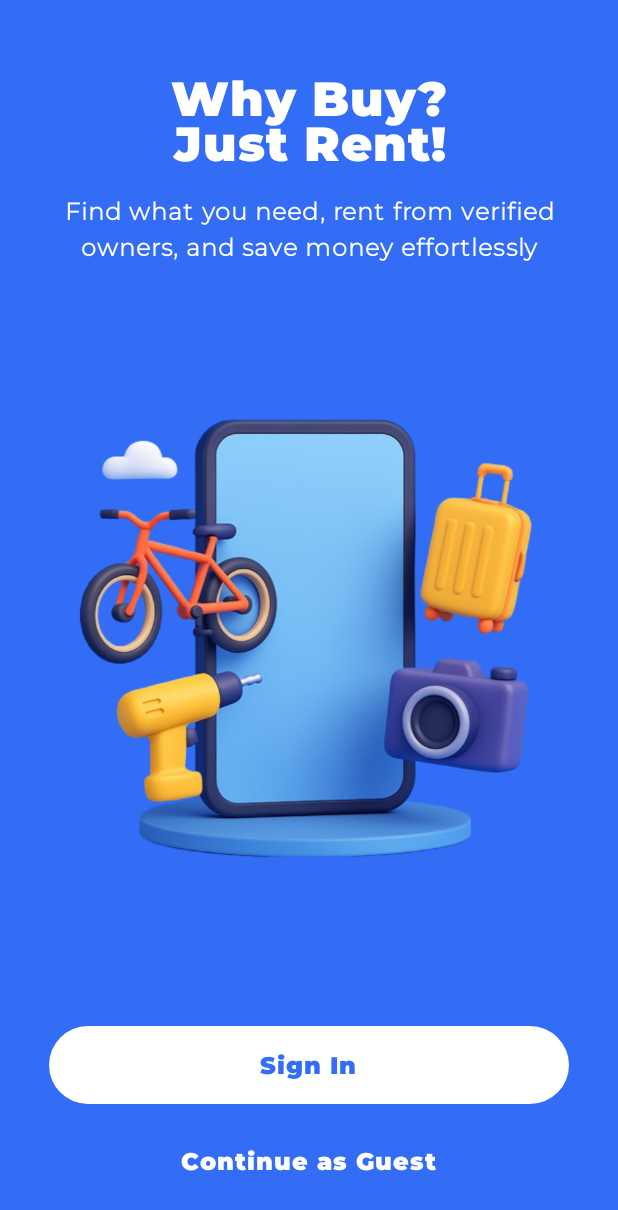
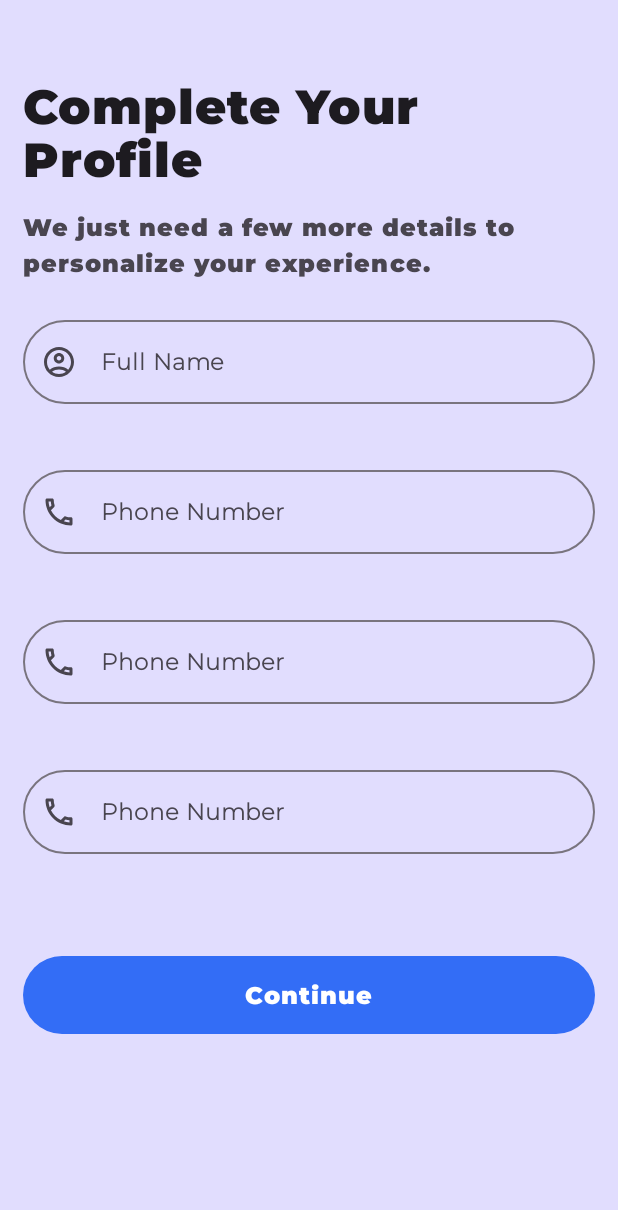
Before and after one commit to Souvick009/RentifyX, an Android app built with Jetpack Compose: the screen it shows after launch (MainActivity), after a tap on "Sign In", on a phone screen of 412 x 824 dp. Shown: the top 1210 px of the screen. Run offline under Robolectric (Android 15) with nearby library versions, the phone set to English and light mode, and no system bars; our stand-ins replace accompanist, constraintlayout-compose.

Commit message:
Made Some Changes in Home Screen, Added User Details Screen, Created Reusable Composable for Button and TextField to maintain Consistency.

```diff
--- a/app/src/main/java/com/example/rentifyx/navigation/NavController.kt
+++ b/app/src/main/java/com/example/rentifyx/navigation/NavController.kt
@@ -7,6 +7,7 @@ import androidx.navigation.compose.NavHost
 import androidx.navigation.compose.composable
 import androidx.navigation.compose.rememberNavController
 import com.example.rentifyx.screens.HomeScreen
+import com.example.rentifyx.screens.UserDetailsScreen
 import com.example.rentifyx.screens.WelcomeScreen
 
 @Composable
@@ -29,6 +30,9 @@ fun NavController() {
         composable(route = Routes.HomeScreen.route) {
             HomeScreen()
         }
+        composable(route = Routes.UserDetailsScreen.route) {
+            UserDetailsScreen()
+        }
 
     }
 }
--- a/app/src/main/java/com/example/rentifyx/navigation/Routes.kt
+++ b/app/src/main/java/com/example/rentifyx/navigation/Routes.kt
@@ -3,6 +3,7 @@ package com.example.rentifyx.navigation
 sealed class Routes(val route: String) {
     object WelcomeScreen : Routes("WelcomeScreen")
     object HomeScreen : Routes("HomeScreen")
+    object UserDetailsScreen : Routes("UserDetailsScreen")
 
     fun withArgs(vararg args: String): String {
         return buildString {
--- a/app/src/main/java/com/example/rentifyx/reusablecomposable/Screens.kt
+++ b/app/src/main/java/com/example/rentifyx/reusablecomposable/BaseScreen.kt
@@ -32,7 +32,7 @@ fun BaseScreen(
     navigationIcon: ImageVector? = null,
     navigationOnClick: (() -> Unit)? = null,
     isAppBarNeeded: Boolean,
-    backgroundColorForSurface: Color,
+    backgroundColorForSurface: Color? = null,
     dividerColor: Color?,
     content: @Composable (PaddingValues) -> Unit
 ) {
@@ -56,7 +56,7 @@ fun BaseScreen(
             modifier = modifier
                 .fillMaxSize()
                 .imePadding(),
-            containerColor = backgroundColorForSurface
+            containerColor = backgroundColorForSurface ?: MaterialTheme.colorScheme.background
         ) {
             content(it)
         }
@@ -79,7 +79,7 @@ fun CustomToolbar(
                 title = {
                     Text(
                         titleText,
-                        style = MaterialTheme.typography.bodySmall,
+                        style = MaterialTheme.typography.bodyLarge,
                         modifier = Modifier.wrapContentWidth(Alignment.Start)
                     )
                 },
--- /dev/null
+++ b/app/src/main/java/com/example/rentifyx/reusablecomposable/CustomButtons.kt
@@ -0,0 +1,67 @@
+package com.example.rentifyx.reusablecomposable
+
+import androidx.compose.foundation.BorderStroke
+import androidx.compose.foundation.layout.Spacer
+import androidx.compose.foundation.layout.fillMaxWidth
+import androidx.compose.foundation.layout.height
+import androidx.compose.foundation.layout.width
+import androidx.compose.foundation.shape.RoundedCornerShape
+import androidx.compose.material3.Button
+import androidx.compose.material3.MaterialTheme
+import androidx.compose.material3.OutlinedButton
+import androidx.compose.material3.Text
+import androidx.compose.runtime.Composable
+import androidx.compose.ui.Modifier
+import androidx.compose.ui.unit.dp
+
+@Composable
+fun PrimaryButton(
+    text: String,
+    onClick: () -> Unit,
+    modifier: Modifier = Modifier,
+    enabled: Boolean = true,
+    leadingIcon: (@Composable () -> Unit)? = null
+) {
+    Button(
+        onClick = onClick,
+        modifier = modifier
+            .fillMaxWidth()
+            .height(52.dp),
+        enabled = enabled,
+        shape = RoundedCornerShape(30.dp),
+    ) {
+        if (leadingIcon != null) {
+            leadingIcon()
+            Spacer(modifier = Modifier.width(8.dp))
+        }
+        Text(
+            text = text,
+            style = MaterialTheme.typography.bodyLarge
+        )
+
+    }
+}
+@Composable
+fun OutlinedAppButton(
+    text: String,
+    onClick: () -> Unit,
+    modifier: Modifier = Modifier,
+    enabled: Boolean = true,
+    leadingIcon: (@Composable () -> Unit)? = null
+) {
+    OutlinedButton(
+        onClick = onClick,
+        modifier = modifier
+            .fillMaxWidth()
+            .height(52.dp),
+        enabled = enabled,
+        shape = RoundedCornerShape(12.dp),
+        border = BorderStroke(1.dp, MaterialTheme.colorScheme.primary)
+    ) {
+        if (leadingIcon != null) {
+            leadingIcon()
+            Spacer(modifier = Modifier.width(8.dp))
+        }
+        Text(text = text)
+    }
+}
--- /dev/null
+++ b/app/src/main/java/com/example/rentifyx/reusablecomposable/CustomInputField.kt
@@ -0,0 +1,61 @@
+package com.example.rentifyx.reusablecomposable
+
+import androidx.compose.foundation.layout.fillMaxWidth
+import androidx.compose.foundation.shape.RoundedCornerShape
+import androidx.compose.foundation.text.KeyboardOptions
+import androidx.compose.material.icons.Icons
+import androidx.compose.material.icons.filled.Close
+import androidx.compose.material3.Icon
+import androidx.compose.material3.IconButton
+import androidx.compose.material3.MaterialTheme
+import androidx.compose.material3.OutlinedTextField
+import androidx.compose.material3.Text
+import androidx.compose.runtime.Composable
+import androidx.compose.ui.Modifier
+import androidx.compose.ui.unit.dp
+
+@Composable
+fun CustomInputField(
+    value: String,
+    onValueChange: (String) -> Unit,
+    label: String,
+    modifier: Modifier = Modifier,
+    keyboardOptions: KeyboardOptions = KeyboardOptions.Default,
+    leadingIcon: @Composable (() -> Unit)? = null,
+    isError: Boolean = false,
+    errorMessage: String? = null
+) {
+    OutlinedTextField(
+        value = value,
+        onValueChange = onValueChange,
+        label = {
+            Text(
+                label,
+                style = MaterialTheme.typography.labelLarge
+            )
+        },
+        leadingIcon = leadingIcon,
+        trailingIcon = {
+            if (value.isNotEmpty()) {
+                IconButton(onClick = { onValueChange("") }) {
+                    Icon(Icons.Default.Close, contentDescription = "Clear")
+                }
+            }
+        },
+        singleLine = true,
+        isError = isError,
+        keyboardOptions = keyboardOptions,
+        supportingText = {
+            if (isError && errorMessage != null) {
+                Text(
+                    text = errorMessage,
+                    color = MaterialTheme.colorScheme.error,
+                    style = MaterialTheme.typography.labelSmall
+                )
+            }
+        },
+        modifier = modifier.fillMaxWidth(),
+        shape = RoundedCornerShape(30.dp),
+        textStyle = MaterialTheme.typography.labelLarge
+    )
+}
--- a/app/src/main/java/com/example/rentifyx/reusablecomposable/HorizontalPages.kt
+++ b/app/src/main/java/com/example/rentifyx/reusablecomposable/HorizontalPages.kt
@@ -9,13 +9,12 @@ import androidx.compose.runtime.Composable
 import androidx.compose.ui.Alignment
 import androidx.compose.ui.Modifier
 import androidx.compose.ui.text.style.TextAlign
-import androidx.compose.ui.tooling.preview.Preview
 
 
 @Composable
 fun HorizontalPages(
     modifier: Modifier = Modifier,
-    titleText : String
+    titleText: String
 ) {
     Box(
         contentAlignment = Alignment.Center,
--- /dev/null
+++ b/app/src/main/java/com/example/rentifyx/screens/UserDetailsScreem.kt
@@ -0,0 +1,143 @@
+package com.example.rentifyx.screens
+
+import androidx.compose.foundation.layout.Arrangement
+import androidx.compose.foundation.layout.Column
+import androidx.compose.foundation.layout.Spacer
+import androidx.compose.foundation.layout.fillMaxSize
+import androidx.compose.foundation.layout.height
+import androidx.compose.foundation.layout.imePadding
+import androidx.compose.foundation.layout.padding
+import androidx.compose.foundation.rememberScrollState
+import androidx.compose.foundation.text.KeyboardOptions
+import androidx.compose.foundation.verticalScroll
+import androidx.compose.material.icons.Icons
+import androidx.compose.material.icons.outlined.AccountCircle
+import androidx.compose.material.icons.outlined.Phone
+import androidx.compose.material3.Icon
+import androidx.compose.material3.MaterialTheme
+import androidx.compose.material3.Text
+import androidx.compose.runtime.Composable
+import androidx.compose.runtime.getValue
+import androidx.compose.runtime.mutableStateOf
+import androidx.compose.runtime.remember
+import androidx.compose.runtime.saveable.rememberSaveable
+import androidx.compose.runtime.setValue
+import androidx.compose.ui.Modifier
+import androidx.compose.ui.text.input.KeyboardType
+import androidx.compose.ui.tooling.preview.Preview
+import androidx.compose.ui.unit.dp
+import com.example.rentifyx.reusablecomposable.BaseScreen
+import com.example.rentifyx.reusablecomposable.CustomInputField
+import com.example.rentifyx.reusablecomposable.PrimaryButton
+
+@Preview(showSystemUi = true)
+
+
+@Composable
+fun UserDetailsScreen() {
+    var fullName by rememberSaveable { mutableStateOf("") }
+    var fullNameError by remember { mutableStateOf<String?>(null) }
+
+    var phoneNumber by rememberSaveable { mutableStateOf("") }
+    var phoneError by remember { mutableStateOf<String?>(null) }
+
+    BaseScreen(
+        modifier = Modifier,
+        isAppBarNeeded = false,
+        dividerColor = null
+    ) {
+        Column(
+            modifier = Modifier
+                .fillMaxSize()
+                .padding(it)
+                .padding(horizontal = 15.dp)
+                .verticalScroll(rememberScrollState())
+                .imePadding(), // push everything above keyboard
+            verticalArrangement = Arrangement.spacedBy(16.dp)
+        ) {
+            Spacer(modifier = Modifier.height(36.dp))
+
+            Text(
+                text = "Complete Your Profile",
+                style = MaterialTheme.typography.titleLarge
+            )
+
+            Text(
+                text = "We just need a few more details to personalize your experience.",
+                style = MaterialTheme.typography.bodyLarge,
+                color = MaterialTheme.colorScheme.onSurfaceVariant
+            )
+
+            CustomInputField(
+                value = fullName,
+                onValueChange = {
+                    fullName = it
+                    if (fullNameError != null) fullNameError = null
+                },
+                label = "Full Name",
+                isError = fullNameError != null,
+                errorMessage = fullNameError,
+                leadingIcon = {
+                    Icon(Icons.Outlined.AccountCircle, contentDescription = null)
+                }
+            )
+
+            CustomInputField(
+                value = phoneNumber,
+                onValueChange = {
+                    phoneNumber = it
+                    if (phoneError != null) phoneError = null
+                },
+                label = "Phone Number",
+                keyboardOptions = KeyboardOptions(keyboardType = KeyboardType.Phone),
+                isError = phoneError != null,
+                errorMessage = phoneError,
+                leadingIcon = {
+                    Icon(Icons.Outlined.Phone, contentDescription = null)
+                }
+            )
+            CustomInputField(
+                value = phoneNumber,
+                onValueChange = {
+                    phoneNumber = it
+                    if (phoneError != null) phoneError = null
+                },
+                label = "Phone Number",
+                keyboardOptions = KeyboardOptions(keyboardType = KeyboardType.Phone),
+                isError = phoneError != null,
+                errorMessage = phoneError,
+                leadingIcon = {
+                    Icon(Icons.Outlined.Phone, contentDescription = null)
+                }
+            )
+
+            CustomInputField(
+                value = phoneNumber,
+                onValueChange = {
+                    phoneNumber = it
+                    if (phoneError != null) phoneError = null
+                },
+                label = "Phone Number",
+                keyboardOptions = KeyboardOptions(keyboardType = KeyboardType.Phone),
+                isError = phoneError != null,
+                errorMessage = phoneError,
+                leadingIcon = {
+                    Icon(Icons.Outlined.Phone, contentDescription = null)
+                }
+            )
+
+
+
+            Spacer(modifier = Modifier.height(20.dp))
+
+            PrimaryButton(
+                onClick = {
+
+                },
+                text = "Continue"
+            )
+
+            Spacer(modifier = Modifier.height(20.dp))
+        }
+    }
+}
--- a/app/src/main/java/com/example/rentifyx/screens/WelcomeScreen.kt
+++ b/app/src/main/java/com/example/rentifyx/screens/WelcomeScreen.kt
@@ -7,6 +7,7 @@ import androidx.compose.foundation.layout.fillMaxSize
 import androidx.compose.foundation.layout.height
 import androidx.compose.foundation.layout.navigationBarsPadding
 import androidx.compose.foundation.layout.statusBarsPadding
+import androidx.compose.foundation.shape.RoundedCornerShape
 import androidx.compose.material3.ButtonDefaults
 import androidx.compose.material3.FilledTonalButton
 import androidx.compose.material3.MaterialTheme
@@ -18,9 +19,11 @@ import androidx.compose.runtime.LaunchedEffect
 import androidx.compose.ui.Modifier
 import androidx.compose.ui.graphics.Color
 import androidx.compose.ui.layout.ContentScale
+import androidx.compose.ui.platform.LocalContext
 import androidx.compose.ui.res.painterResource
 import androidx.compose.ui.text.font.FontWeight
 import androidx.compose.ui.text.style.TextAlign
+import androidx.compose.ui.tooling.preview.Preview
 import androidx.compose.ui.unit.dp
 import androidx.constraintlayout.compose.ConstraintLayout
 import androidx.constraintlayout.compose.Dimension
@@ -32,6 +35,12 @@ import com.example.rentifyx.ui.theme.WelcomeScreenColor
 import com.google.accompanist.systemuicontroller.rememberSystemUiController
 
 
+@Preview
+@Composable
+private fun PreviewFunction() {
+    val navController = NavController(LocalContext.current)
+    WelcomeScreen(navController)
+}
 @Composable
 fun WelcomeScreen(navController: NavController) {
 
@@ -109,7 +118,9 @@ fun WelcomeScreen(navController: NavController) {
                 )
 
                 FilledTonalButton(
-                    onClick = { },
+                    onClick = {
+                        navController.navigate(Routes.UserDetailsScreen.route)
+                    },
                     colors = ButtonDefaults.filledTonalButtonColors(
                         containerColor = Color.White,
                         contentColor = WelcomeScreenColor
@@ -121,7 +132,8 @@ fun WelcomeScreen(navController: NavController) {
                             start.linkTo(startGuideline)
                             end.linkTo(endGuideline)
                             width = Dimension.fillToConstraints
-                        }
+                        },
+                    shape = RoundedCornerShape(30.dp)
                 ) {
                     Text("Sign In", style = MaterialTheme.typography.bodyLarge)
                 }
--- a/app/src/main/java/com/example/rentifyx/ui/theme/Color.kt
+++ b/app/src/main/java/com/example/rentifyx/ui/theme/Color.kt
@@ -8,4 +8,4 @@ val appBarDividerColor = Color(0xFFC7C2C2)
 val surfaceColor = Color(0xFFECEFF1)
 
 
-//val backgroundColor = Color(0xFFCFC6FF) to be decided
+//val backgroundColor = Color(0xFFCFC6FF)
--- a/app/src/main/java/com/example/rentifyx/ui/theme/Type.kt
+++ b/app/src/main/java/com/example/rentifyx/ui/theme/Type.kt
@@ -29,7 +29,7 @@ val Typography = Typography(
         fontFamily = MontserratExtraBold,
         fontWeight = FontWeight.Bold,
         fontSize = 32.sp,
-        lineHeight = 30.sp,
+        lineHeight = 35.sp,
         letterSpacing = 0.6.sp
     ),
     bodyMedium = TextStyle(
```
Also changed, not shown: app/src/main/java/com/example/rentifyx/screens/HomeScreen.kt (+4 -4 lines).
